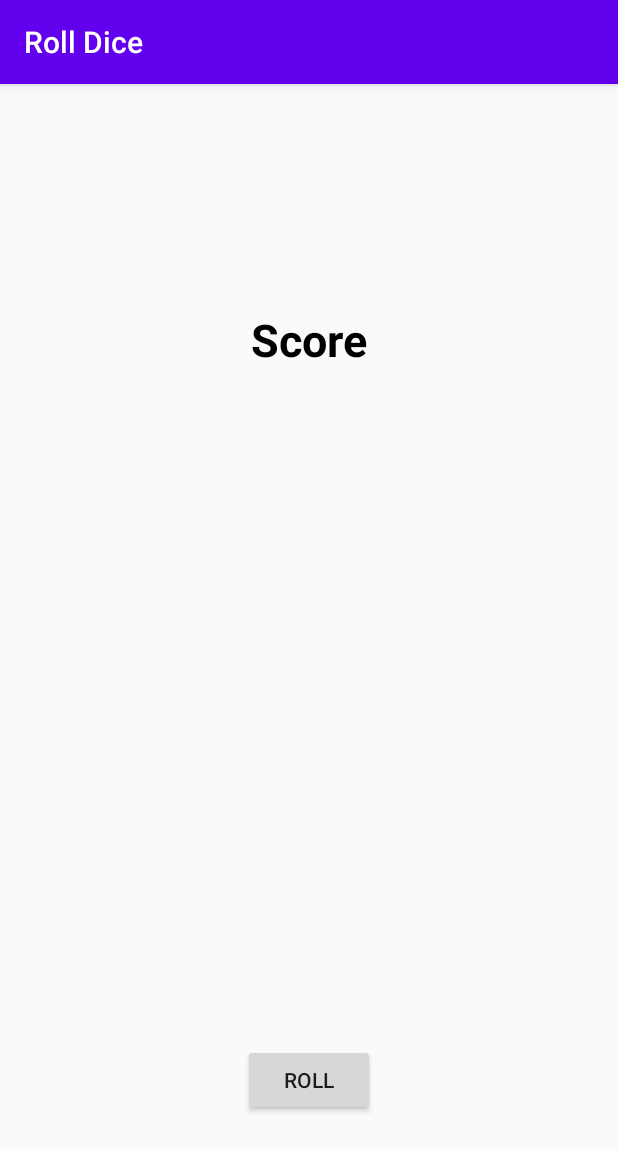
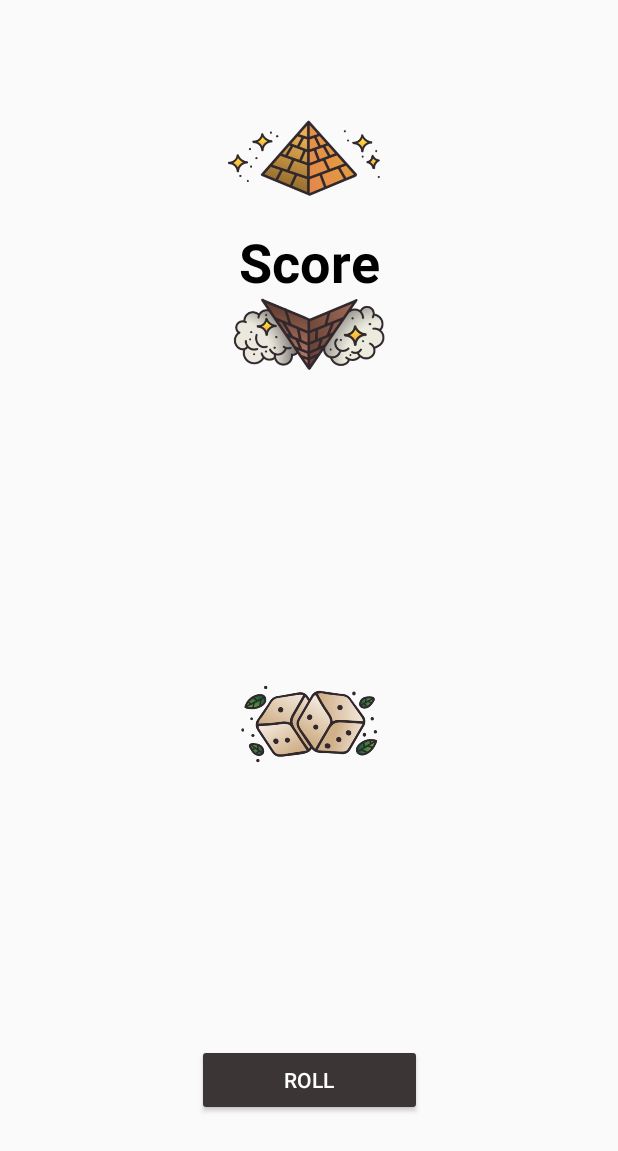
Before and after one commit to robertusab/Roll_Dice, an Android app: the MainActivity screen opened directly, with no data from a screen before it, on a phone screen of 412 x 824 dp. Shown: the top 1151 px of the screen. Run offline under Robolectric (Android 15) with nearby library versions, the phone set to English and light mode, and no system bars.

Commit message:
add illustration

```diff
--- a/app/build.gradle
+++ b/app/build.gradle
@@ -30,7 +30,7 @@ dependencies {
     implementation 'androidx.core:core-ktx:1.3.0'
     implementation 'androidx.appcompat:appcompat:1.1.0'
     implementation 'androidx.constraintlayout:constraintlayout:1.1.3'
-    testImplementation 'junit:junit:4.12'
+    testImplementation 'junit:junit:4.13'
     androidTestImplementation 'androidx.test.ext:junit:1.1.1'
     androidTestImplementation 'androidx.test.espresso:espresso-core:3.2.0'
 
--- a/app/src/main/java/com/obet/rolldice/view/MainActivity.kt
+++ b/app/src/main/java/com/obet/rolldice/view/MainActivity.kt
@@ -1,5 +1,6 @@
 package com.obet.rolldice.view
 
+import android.content.Intent
 import androidx.appcompat.app.AppCompatActivity
 import android.os.Bundle
 import com.obet.rolldice.R
--- a/app/src/main/res/layout/activity_main.xml
+++ b/app/src/main/res/layout/activity_main.xml
@@ -11,9 +11,9 @@
         android:layout_width="wrap_content"
         android:layout_height="wrap_content"
         android:layout_marginTop="150dp"
-        android:text="Score"
+        android:text="@string/score"
         android:textColor="#000000"
-        android:textSize="30sp"
+        android:textSize="36sp"
         android:textStyle="bold"
         app:layout_constraintEnd_toEndOf="parent"
         app:layout_constraintHorizontal_bias="0.5"
@@ -22,10 +22,12 @@
 
     <Button
         android:id="@+id/button_roll"
-        android:layout_width="wrap_content"
+        android:layout_width="150dp"
         android:layout_height="wrap_content"
         android:layout_marginBottom="80dp"
-        android:text="Roll"
+        android:backgroundTint="#3C3535"
+        android:text="@string/roll"
+        android:textColor="#FFFFFF"
         app:layout_constraintBottom_toBottomOf="parent"
         app:layout_constraintEnd_toEndOf="parent"
         app:layout_constraintHorizontal_bias="0.5"
@@ -35,10 +37,40 @@
         android:id="@+id/tv_username"
         android:layout_width="wrap_content"
         android:layout_height="wrap_content"
-        android:layout_marginBottom="30dp"
-        android:text="username"
+        android:text="@string/username"
         app:layout_constraintBottom_toTopOf="@+id/tv_score"
         app:layout_constraintEnd_toEndOf="parent"
         app:layout_constraintHorizontal_bias="0.5"
         app:layout_constraintStart_toStartOf="parent" />
+
+    <ImageView
+        android:id="@+id/imageView"
+        android:layout_width="200dp"
+        android:layout_height="70dp"
+        android:src="@drawable/scoreup"
+        app:layout_constraintBottom_toTopOf="@+id/tv_username"
+        app:layout_constraintEnd_toEndOf="parent"
+        app:layout_constraintHorizontal_bias="0.48"
+        app:layout_constraintStart_toStartOf="parent" />
+
+    <ImageView
+        android:id="@+id/imageView2"
+        android:layout_width="200dp"
+        android:layout_height="70dp"
+        android:src="@drawable/scoredown"
+        app:layout_constraintEnd_toEndOf="parent"
+        app:layout_constraintHorizontal_bias="0.48"
+        app:layout_constraintStart_toStartOf="parent"
+        app:layout_constraintTop_toBottomOf="@+id/tv_score" />
+
+    <ImageView
+        android:id="@+id/imageView3"
+        android:layout_width="100dp"
+        android:layout_height="100dp"
+        android:src="@drawable/dadu"
+        app:layout_constraintBottom_toTopOf="@+id/button_roll"
+        app:layout_constraintEnd_toEndOf="parent"
+        app:layout_constraintHorizontal_bias="0.5"
+        app:layout_constraintStart_toStartOf="parent"
+        app:layout_constraintTop_toBottomOf="@+id/imageView2" />
 </androidx.constraintlayout.widget.ConstraintLayout>
--- a/app/src/main/res/values/strings.xml
+++ b/app/src/main/res/values/strings.xml
@@ -1,3 +1,9 @@
 <resources>
     <string name="app_name">Roll Dice</string>
+    <string name="login">Login</string>
+    <string name="i_am">I am</string>
+    <string name="your_father">Your Father</string>
+    <string name="score">Score</string>
+    <string name="roll">Roll</string>
+    <string name="username">username</string>
 </resources>
--- a/app/src/main/res/values/styles.xml
+++ b/app/src/main/res/values/styles.xml
@@ -1,9 +1,9 @@
 <resources>
     <!-- Base application theme. -->
-    <style name="AppTheme" parent="Theme.AppCompat.Light.DarkActionBar">
+    <style name="AppTheme" parent="Theme.AppCompat.Light.NoActionBar">
         <!-- Customize your theme here. -->
         <item name="colorPrimary">@color/colorPrimary</item>
-        <item name="colorPrimaryDark">@color/colorPrimaryDark</item>
+        <item name="colorPrimaryDark">#3C3535</item>
         <item name="colorAccent">@color/colorAccent</item>
     </style>
 
```
Also changed, not shown: app/src/main/res/layout/activity_login.xml (+25 -12 lines), app/src/main/res/drawable/dadu.png (added), app/src/main/res/drawable/login.png (added), app/src/main/res/drawable/scoredown.png (added), app/src/main/res/drawable/scoreup.png (added).
